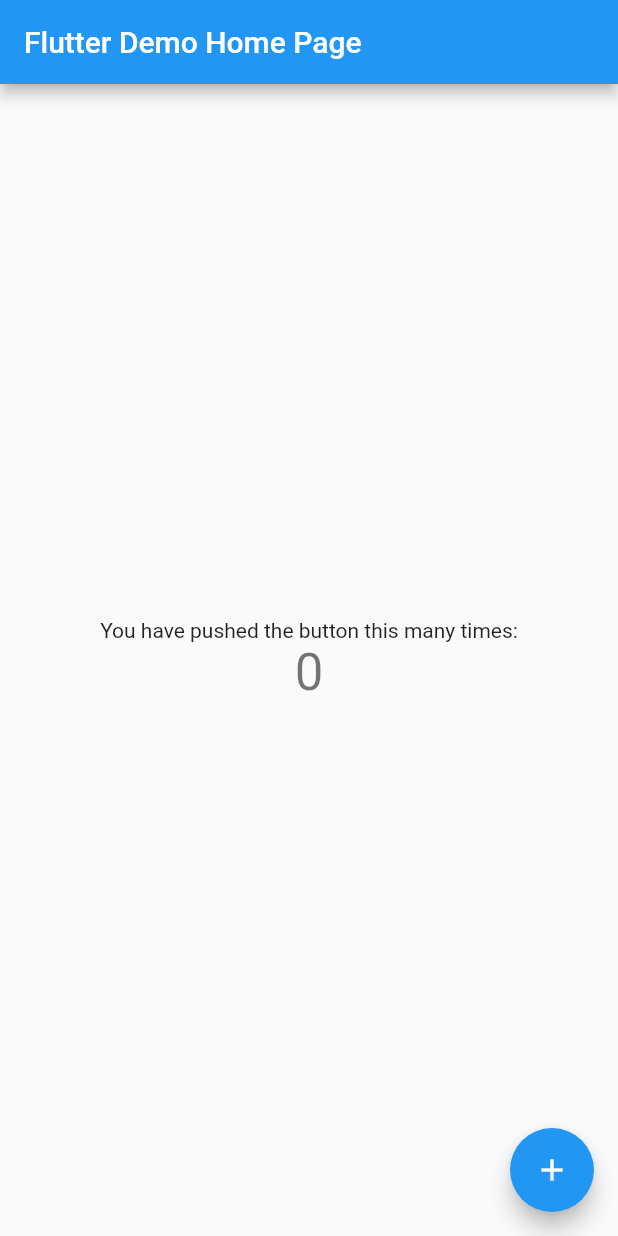
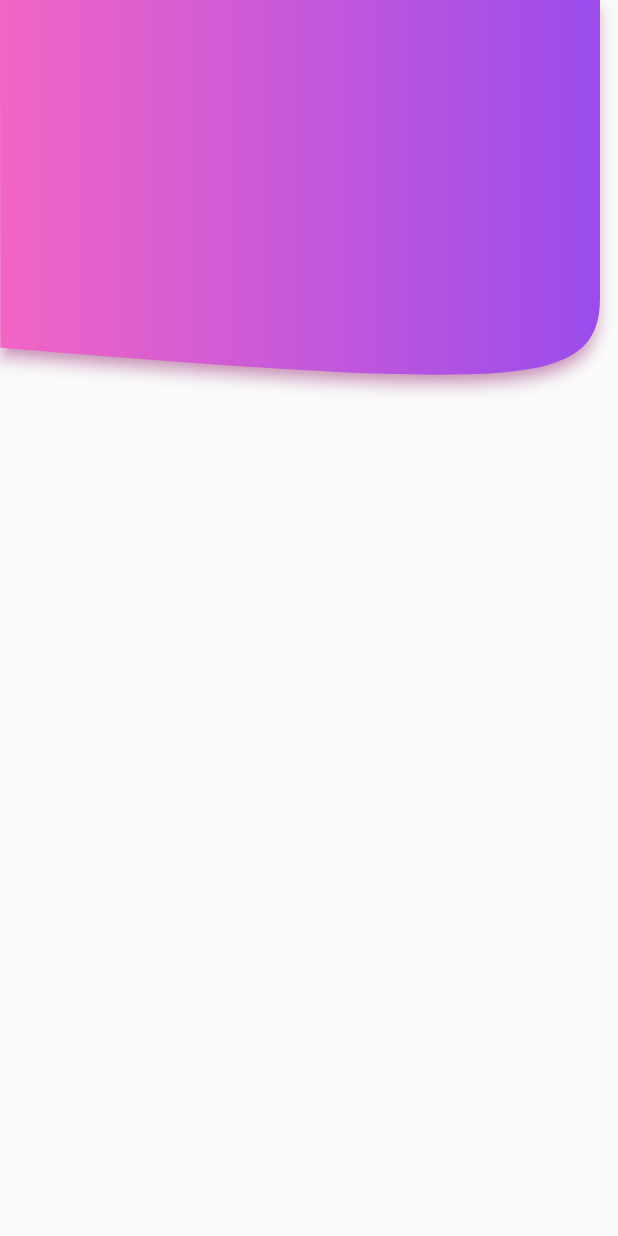
Before and after one commit to golamsarwer97/twitter-clone-flutter, a Flutter app: the screen it shows after launch, on a phone screen of 412 x 824 dp. Run offline on Flutter 3.47's test engine with Material 2 defaults, Android fonts, the phone set to English and light mode, and no system bars.

Commit message:
practice on custom painter

```diff
--- /dev/null
+++ b/lib/canvas.dart
@@ -0,0 +1,62 @@
+import 'package:flutter/material.dart';
+
+class CanvasScreen extends StatefulWidget {
+  const CanvasScreen({Key? key}) : super(key: key);
+
+  @override
+  State<CanvasScreen> createState() => _CanvasScreenState();
+}
+
+class _CanvasScreenState extends State<CanvasScreen> {
+  @override
+  Widget build(BuildContext context) {
+    return SafeArea(
+      child: Scaffold(
+        body: Column(
+          children: [
+            CustomPaint(
+              painter: Rectangle(),
+              size: const Size(400, 265),
+            )
+          ],
+        ),
+      ),
+    );
+  }
+}
+
+class Rectangle extends CustomPainter {
+  @override
+  void paint(Canvas canvas, Size size) {
+    var rect = Offset.zero & size;
+    Paint paint = Paint();
+    Path path = Path();
+    paint.shader = const LinearGradient(
+      begin: Alignment.centerLeft,
+      end: Alignment.centerRight,
+      colors: [
+        Color.fromARGB(255, 242, 101, 197),
+        Color.fromARGB(255, 154, 76, 237),
+      ],
+    ).createShader(rect);
+
+    path.lineTo(0.2, size.height - size.height / 8);
+    // path.lineTo(7, size.width / 1.04);
+
+    // path.conicTo(size.width / 1.04, size.height, size.width,
+    //     size.height - size.height / 8, 2);
+    path.conicTo(
+        size.width, size.height, size.width, size.height - size.height / 4, 2);
+
+    path.lineTo(size.width, 0);
+    path.close();
+    canvas.drawShadow(path, const Color.fromARGB(255, 242, 101, 197), 4, false);
+    canvas.drawPath(path, paint);
+  }
+
+  @override
+  bool shouldRepaint(covariant CustomPainter oldDelegate) {
+    return true;
+    // throw UnimplementedError();
+  }
+}
--- a/lib/main.dart
+++ b/lib/main.dart
@@ -1,4 +1,6 @@
 import 'package:flutter/material.dart';
+
+import './canvas.dart';
 
 void main() {
   runApp(const MyApp());
@@ -12,10 +14,11 @@ class MyApp extends StatelessWidget {
   Widget build(BuildContext context) {
     return MaterialApp(
       title: 'Flutter Demo',
+      debugShowCheckedModeBanner: false,
       theme: ThemeData(
         primarySwatch: Colors.blue,
       ),
-      home: const MyHomePage(title: 'Flutter Demo Home Page'),
+      home: const CanvasScreen(),
     );
   }
 }
```
